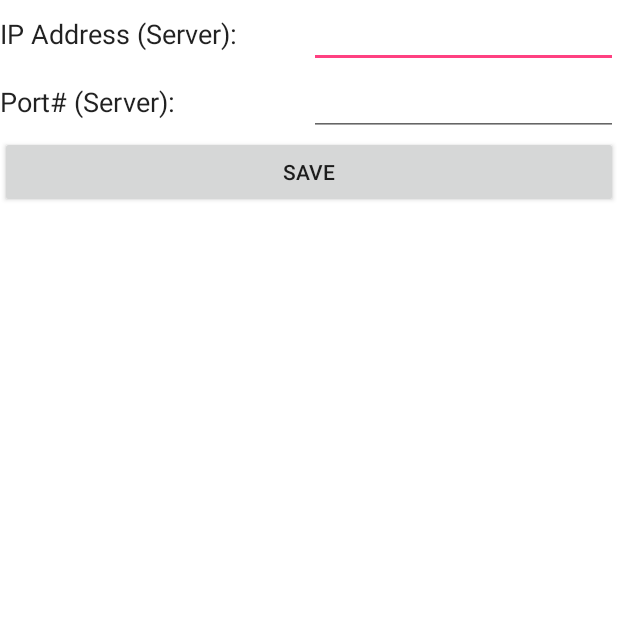
After one commit to beniroquai/FreeDcam-cellstorm_IPSTREAM, an Android app: the fragment IPAddressEditorFragment shown on its own in the app's theme, on a phone screen of 412 x 824 dp, the top half of it. The commit adds this screen. Run offline under Robolectric (Android 15) with nearby library versions, the phone set to English and light mode, and no system bars.

Commit message:
Updated the Server to get RAW data - bitshift problem!? Need Settings for IP/Port!

```diff
--- a/app/src/main/java/freed/cam/apis/camera2/modules/helper/StreamAbleCaptureHolder.java
+++ b/app/src/main/java/freed/cam/apis/camera2/modules/helper/StreamAbleCaptureHolder.java
@@ -41,10 +41,10 @@ public class StreamAbleCaptureHolder extends ImageCaptureHolder {
         buffer.get(bytes);
         try {
             //sending plain bayer bytearray with simple start end of file
-            bufferedOutputStream.write(Byte.parseByte("start"));
+            //bufferedOutputStream.write("START".getBytes());
             bufferedOutputStream.write(bytes);
-            bufferedOutputStream.write(Byte.parseByte("end"));
-            bufferedOutputStream.flush();
+            bufferedOutputStream.write("END".getBytes());
+            //bufferedOutputStream.flush();
         } catch (IOException e) {
             e.printStackTrace();
         }
--- /dev/null
+++ b/app/src/main/java/freed/cam/ui/ipaddresseditor/IPAddressEditorFragment.java
@@ -0,0 +1,99 @@
+/*
+ *
+ *     Copyright (C) 2015 Ingo Fuchs
+ *     This program is free software; you can redistribute it and/or modify
+ *     it under the terms of the GNU General Public License as published by
+ *     the Free Software Foundation; either version 2 of the License, or
+ *     (at your option) any later version.
+ *
+ *     This program is distributed in the hope that it will be useful,
+ *     but WITHOUT ANY WARRANTY; without even the implied warranty of
+ *     MERCHANTABILITY or FITNESS FOR A PARTICULAR PURPOSE.  See the
+ *     GNU General Public License for more details.
+ *
+ *     You should have received a copy of the GNU General Public License along
+ *     with this program; if not, write to the Free Software Foundation, Inc.,
+ *     51 Franklin Street, Fifth Floor, Boston, MA 02110-1301 USA.
+ * /
+ */
+
+package freed.cam.ui.ipaddresseditor;
+
+import android.app.AlertDialog.Builder;
+import android.content.DialogInterface;
+import android.os.Bundle;
+import android.preference.PreferenceManager;
+import android.support.annotation.Nullable;
+import android.support.v4.app.Fragment;
+import android.view.LayoutInflater;
+import android.view.MenuItem;
+import android.view.View;
+import android.view.View.OnClickListener;
+import android.view.ViewGroup;
+import android.widget.Button;
+import android.widget.EditText;
+import android.widget.PopupMenu;
+import android.widget.PopupMenu.OnMenuItemClickListener;
+import android.widget.Switch;
+import android.widget.Toast;
+
+import com.troop.freedcam.R.id;
+import com.troop.freedcam.R.layout;
+
+import java.util.HashMap;
+
+import freed.settings.SettingKeys;
+import freed.settings.SettingsManager;
+import freed.utils.VideoMediaProfile;
+import freed.utils.VideoMediaProfile.VideoMode;
+
+/**
+ * Created by troop on 15.02.2016.
+ */
+public class IPAddressEditorFragment extends Fragment {
+    final String TAG = IPAddressEditorFragment.class.getSimpleName();
+
+    private EditText editText_ipaddress;
+    private EditText editText_ipaddress_port;
+    private VideoMediaProfile currentProfile;
+
+    private String mIPAddress = "192.168.43.83";
+    private int mPort = 1234;
+
+    private HashMap<String, VideoMediaProfile> videoMediaProfiles;
+    @Nullable
+    @Override
+    public View onCreateView(LayoutInflater inflater, ViewGroup container, Bundle savedInstanceState)
+    {
+        return inflater.inflate(layout.ip_address_editor_fragment,container,false);
+    }
+
+    @Override
+    public void onViewCreated(View view, @Nullable Bundle savedInstanceState) {
+        super.onViewCreated(view, savedInstanceState);
+        editText_ipaddress = view.findViewById(id.editText_ProfileName);
+        editText_ipaddress_port = view.findViewById(id.editText_Profilewidth);
+
+        Button button_save = view.findViewById(id.button_Save_profile);
+        button_save.setOnClickListener(onSavebuttonClick);
+
+    }
+
+
+    private void setIPAddressPort(String myIPAddress, int myPort) {
+        mIPAddress = myIPAddress;
+        mPort = myPort;
+
+    }
+
+    private final OnClickListener onSavebuttonClick = new OnClickListener() {
+        @Override
+        public void onClick(View v)
+        {
+            mIPAddress = String.valueOf(editText_ipaddress.getText());
+            mPort = Integer.parseInt(String.valueOf(editText_ipaddress_port.getText()));
+            setIPAddressPort(mIPAddress, mPort);
+            Toast.makeText(getContext(),"IP Address Set", Toast.LENGTH_SHORT).show();
+        }
+    };
+}
--- a/app/src/main/java/freed/jni/RawToDng.java
+++ b/app/src/main/java/freed/jni/RawToDng.java
@@ -266,6 +266,7 @@ public class RawToDng
         try {
             WritableByteChannel channel = Channels.newChannel(myOutputStream);
             channel.write(byteBuffer);
+            Log.d(TAG, "MyBytes:"+String.valueOf(byteBuffer));
             channel.close();
 
 //            myOutputStream.write(byteBuffer.array());
--- /dev/null
+++ b/app/src/main/res/layout/ip_address_editor_fragment.xml
@@ -0,0 +1,81 @@
+<?xml version="1.0" encoding="utf-8"?>
+<LinearLayout xmlns:android="http://schemas.android.com/apk/res/android"
+    android:layout_width="fill_parent"
+    android:layout_height="fill_parent"
+    android:orientation="vertical"
+    android:background="@color/menuTextColor">
+
+    <ScrollView
+        android:layout_width="fill_parent"
+        android:layout_height="fill_parent"
+        android:id="@+id/scrollView5" >
+
+        <LinearLayout
+            android:orientation="vertical"
+            android:layout_width="match_parent"
+            android:layout_height="match_parent">
+
+
+            <LinearLayout
+                android:orientation="horizontal"
+                android:layout_width="match_parent"
+                android:layout_height="fill_parent" >
+
+                <TextView
+                    android:layout_width="fill_parent"
+                    android:layout_height="wrap_content"
+                    android:textAppearance="?android:attr/textAppearanceMedium"
+                    android:text="IP Address (Server):"
+                    android:layout_weight="1"
+                    android:textColor="@color/abc_primary_text_material_light" />
+
+                <EditText
+                    android:layout_width="fill_parent"
+                    android:layout_height="wrap_content"
+                    android:ems="10"
+                    android:id="@+id/editText_IPAddress"
+                    android:layout_weight="1"
+                    android:inputType="text" />
+            </LinearLayout>
+
+            <LinearLayout
+                android:layout_width="match_parent"
+                android:layout_height="match_parent"
+                android:orientation="horizontal">
+
+                <TextView
+                    android:layout_width="fill_parent"
+                    android:layout_height="wrap_content"
+                    android:layout_weight="1"
+                    android:text="Port# (Server):"
+                    android:textAppearance="?android:attr/textAppearanceMedium"
+                    android:textColor="@color/abc_primary_text_material_light" />
+
+                <EditText
+                    android:id="@+id/editText_IPAddress_port"
+                    android:layout_width="fill_parent"
+                    android:layout_height="wrap_content"
+                    android:layout_weight="1"
+                    android:ems="10"
+                    android:inputType="text" />
+            </LinearLayout>
+
+
+            <LinearLayout
+                android:orientation="horizontal"
+                android:layout_width="match_parent"
+                android:layout_height="match_parent">
+
+                <Button
+                    android:layout_width="fill_parent"
+                    android:layout_height="wrap_content"
+                    android:text="Save"
+                    android:id="@+id/button_Save_profile"
+                    android:layout_weight="1" />
+
+            </LinearLayout>
+
+        </LinearLayout>
+    </ScrollView>
+
+</LinearLayout>
```
Also changed, not shown: app/src/main/java/freed/cam/apis/camera2/modules/CellStormModule.java (+5 -4 lines), app/src/main/java/freed/cam/ui/ipaddresseditor/IPAddressEditorActivity.java (added, +51 -0 lines), app/src/main/java/freed/cam/ui/themesample/settings/LeftMenuFragment.java (+20 -0 lines), app/src/main/java/freed/cam/ui/themesample/settings/childs/SettingsChildMenuIPAddressProfile.java (added, +40 -0 lines), app/src/main/java/freed/cam/ui/themesample/settings/childs/SettingsChildMenu_IPAddressEditor.java (added, +46 -0 lines), 2 other files.
